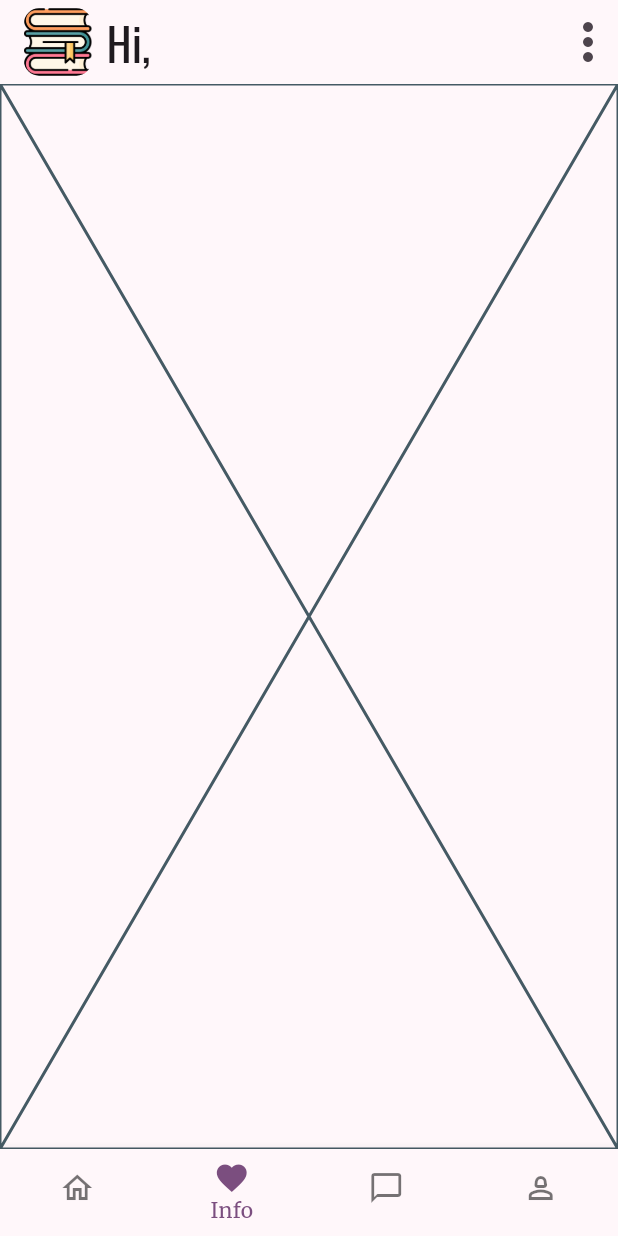
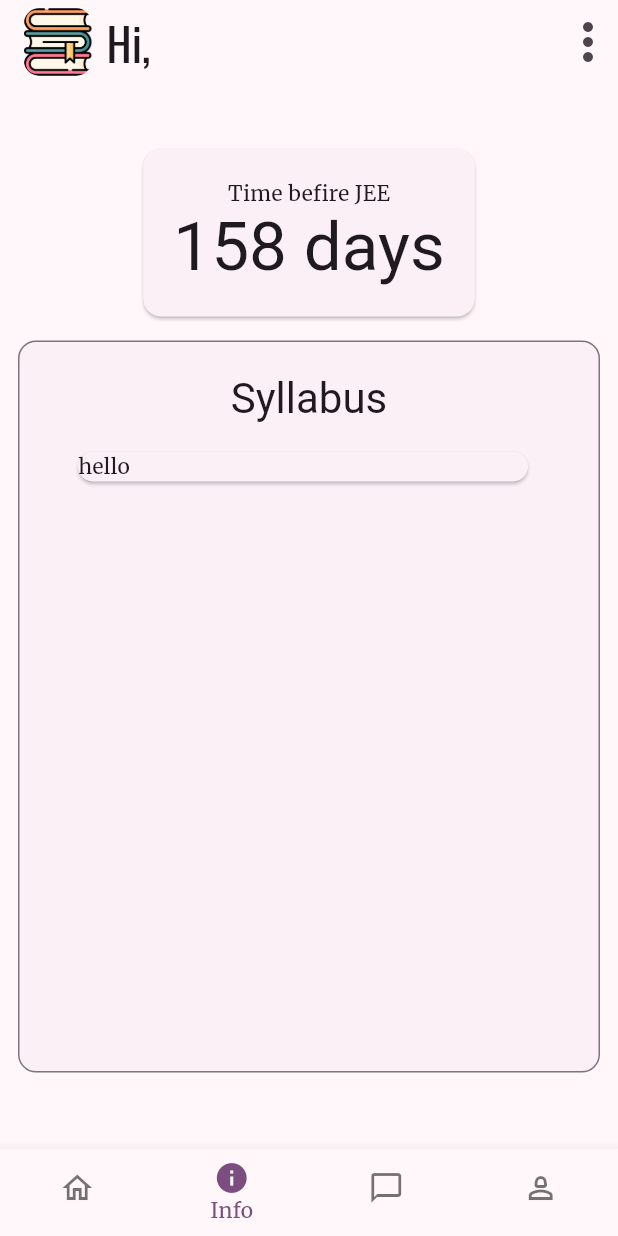
Before and after one commit to Abhishekkjainn/Studize, a Flutter app: the MainContainer screen opened directly, item 2 of the bottom bar chosen, on a phone screen of 412 x 824 dp. Run offline on Flutter 3.47's test engine with Material 2 defaults, Android fonts, the phone set to English and light mode, and no system bars; our stand-ins replace firebase_auth, firebase_core, google_fonts, shared_preferences; accounts and stored records are empty.

```diff
--- a/lib/screens/main_container.dart
+++ b/lib/screens/main_container.dart
@@ -1,4 +1,5 @@
 import 'package:flutter/material.dart';
+import 'package:studize/screens/main_info_view.dart';
 import 'package:studize/screens/main_tasks.dart';
 import 'package:studize/widgets/app_bar.dart';
 
@@ -19,7 +20,7 @@ class _MainContainerState extends State<MainContainer> {
         page = const MainTasksView();
         break;
       case 1:
-        page = const Placeholder();
+        page = const MainInfoView();
         break;
       case 2:
         page = const Placeholder();
@@ -38,13 +39,13 @@ class _MainContainerState extends State<MainContainer> {
     const navDestinationLabels = ['Home', 'Info', 'AI', 'Mentor'];
     const navDestinationIcons = [
       Icons.home_outlined,
-      Icons.favorite_border,
+      Icons.info_outline,
       Icons.chat_bubble_outline,
       Icons.person_2_outlined,
     ];
     const navDestinationIconsSelected = [
       Icons.home,
-      Icons.favorite,
+      Icons.info,
       Icons.chat_bubble,
       Icons.person,
     ];
--- /dev/null
+++ b/lib/screens/main_info_view.dart
@@ -0,0 +1,100 @@
+import 'package:flutter/material.dart';
+
+class MainInfoView extends StatelessWidget {
+  const MainInfoView({super.key});
+
+  @override
+  Widget build(BuildContext context) {
+    final theme = Theme.of(context);
+    return Center(
+      child: Column(
+        mainAxisAlignment: MainAxisAlignment.center,
+        mainAxisSize: MainAxisSize.min,
+        children: [
+          const BigCard(),
+          Padding(
+            padding: const EdgeInsets.all(8.0),
+            child: Card(
+              elevation: 0,
+              shape: RoundedRectangleBorder(
+                side: BorderSide(
+                  color: Theme.of(context).colorScheme.outline,
+                ),
+                borderRadius: const BorderRadius.all(Radius.circular(12)),
+              ),
+              child: Padding(
+                  padding: const EdgeInsets.all(20),
+                  child: Column(
+                    mainAxisAlignment: MainAxisAlignment.center,
+                    crossAxisAlignment: CrossAxisAlignment.center,
+                    mainAxisSize: MainAxisSize.max,
+                    children: [
+                      Text(
+                        'Syllabus',
+                        style: theme.textTheme.headlineMedium,
+                      ),
+                      ListView(
+                        scrollDirection: Axis.vertical,
+                        shrinkWrap: true,
+                        children: [
+                          SizedBox(
+                            height: MediaQuery.of(context).size.height * 0.5,
+                            child: const ListTile(
+                              title: Card(
+                                child: Text('hello'),
+                              ),
+                            ),
+                          ),
+                        ],
+                      ),
+                    ],
+                  )),
+            ),
+          ),
+        ],
+      ),
+    );
+  }
+}
+
+class BigCard extends StatelessWidget {
+  const BigCard({
+    super.key,
+  });
+
+  @override
+  Widget build(BuildContext context) {
+    final theme = Theme.of(context);
+    final textStyle = theme.textTheme.displayMedium;
+
+    return Card(
+      child: Padding(
+        padding: const EdgeInsets.all(20.0),
+        child: AnimatedSize(
+          duration: const Duration(milliseconds: 300),
+          child: Column(
+            children: [
+              const Text('Time befire JEE'),
+              Text(
+                getRemainingDays(),
+                style: textStyle,
+              ),
+            ],
+          ),
+        ),
+      ),
+    );
+  }
+}
+
+String getRemainingDays() {
+  var finalDay = DateTime(2024, 04, 01);
+  var remainingDays = finalDay.difference(DateTime.now()).inDays.toString();
+  return '$remainingDays days';
+}
+
+// String getRemainingDays() {
+// Duration remainingTime =
+//     DateTime.now().difference(DateTime.parse('20241010'));
+// return remainingTime.toString();
+// }
```
Also changed, not shown: pubspec.lock, 3 other files.
